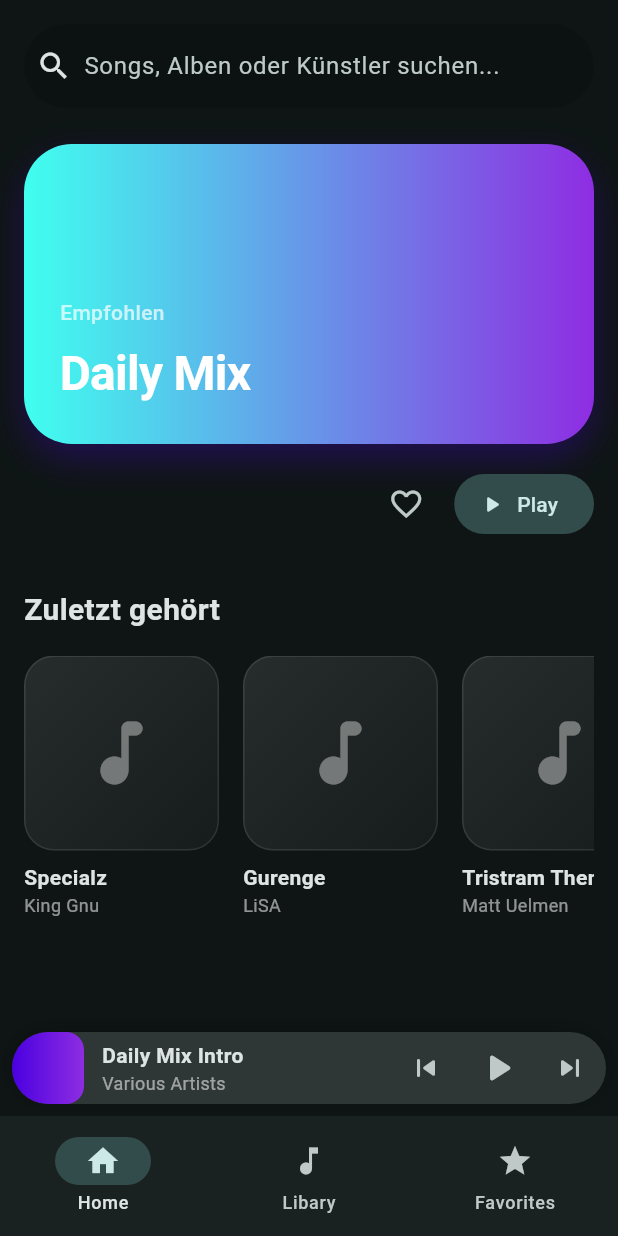
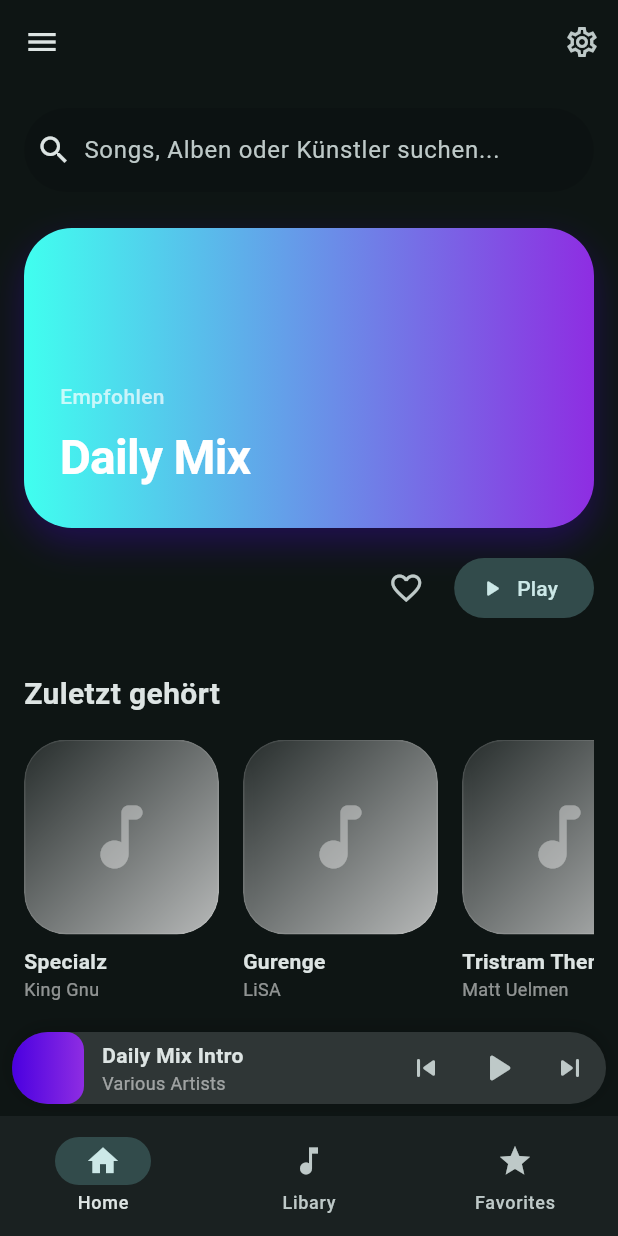
Before and after one commit to Exoshiva/musicplayer, a Flutter app: the screen it shows after launch, on a phone screen of 412 x 824 dp. Run offline on Flutter 3.47's test engine with Material 3 defaults, Android fonts, the phone set to English and light mode, and no system bars.

Commit message:
style: lock in clean gradient design for recently played tiles

```diff
--- a/lib/screens/home_screen.dart
+++ b/lib/screens/home_screen.dart
@@ -1,3 +1,5 @@
+import 'dart:ui';
+
 import 'package:flutter/material.dart';
 import 'package:musicplayer/mini_player.dart';
 import 'package:musicplayer/models/mock_data.dart';
@@ -9,6 +11,37 @@ class HomeScreen extends StatelessWidget {
   @override
   Widget build(BuildContext context) {
     return Scaffold(
+      // Side-Navigation
+      drawer: NavigationDrawer(
+        children: [
+          const Padding(
+            padding: EdgeInsets.fromLTRB(28, 24, 16, 16),
+            child: Text(
+              'Bibliothek',
+              style: TextStyle(fontSize: 20, fontWeight: FontWeight.bold),
+            ),
+          ),
+          ListTile(
+            leading: const Icon(Icons.add_box_rounded),
+            title: const Text('Neue Playlist erstellen'),
+            onTap: () {},
+          ),
+          const Divider(indent: 28, endIndent: 28),
+          // Hier können später die lokalen Playlisten in einer ListView generiert werden
+        ],
+      ),
+      appBar: AppBar(
+        backgroundColor: Colors.transparent, // Behält hintergrund bei
+        elevation: 0,
+        actions: [
+          IconButton(
+            icon: const Icon(Icons.settings_outlined),
+            onPressed: () {
+              // Hier später den Settings-Screen anhängen!
+            },
+          ),
+        ],
+      ),
       body: SafeArea(
         child: SingleChildScrollView(
           padding: const EdgeInsets.all(16.0),
@@ -117,15 +150,20 @@ class HomeScreen extends StatelessWidget {
                     children: [
 
                   // MARK: - 4. The Album-Cover
-                    Container(
+                      ClipRRect(
+                        borderRadius: BorderRadius.circular(28),
+                      child: BackdropFilter(
+                        // 2. backdropFilter for Blur
+                        filter: ImageFilter.blur(sigmaX: 10, sigmaY: 10),
+                          child: Container(
                           width: 130,
                           height: 130,
                           decoration: BoxDecoration(
-                        borderRadius: BorderRadius.circular(20),
+                            borderRadius: BorderRadius.circular(28),
                             gradient: LinearGradient(
                               colors: [
-                            Colors.white.withValues(alpha: 0.1),
-                            Colors.white.withValues(alpha: 0.03),
+                                Colors.white.withValues(alpha: 0.10),
+                                Colors.white.withValues(alpha: 0.7),
                               ],
                               begin: Alignment.topLeft,
                               end: Alignment.bottomRight,
@@ -141,7 +179,10 @@ class HomeScreen extends StatelessWidget {
                         color: Colors.white38),
                         ),
                       ),
+                    ),
+                  ),
                     const SizedBox(height: 8),
+
                     // Song title
                     Text(
                       song.title,
```
Lines whose indentation alone changed are shown as unchanged.
